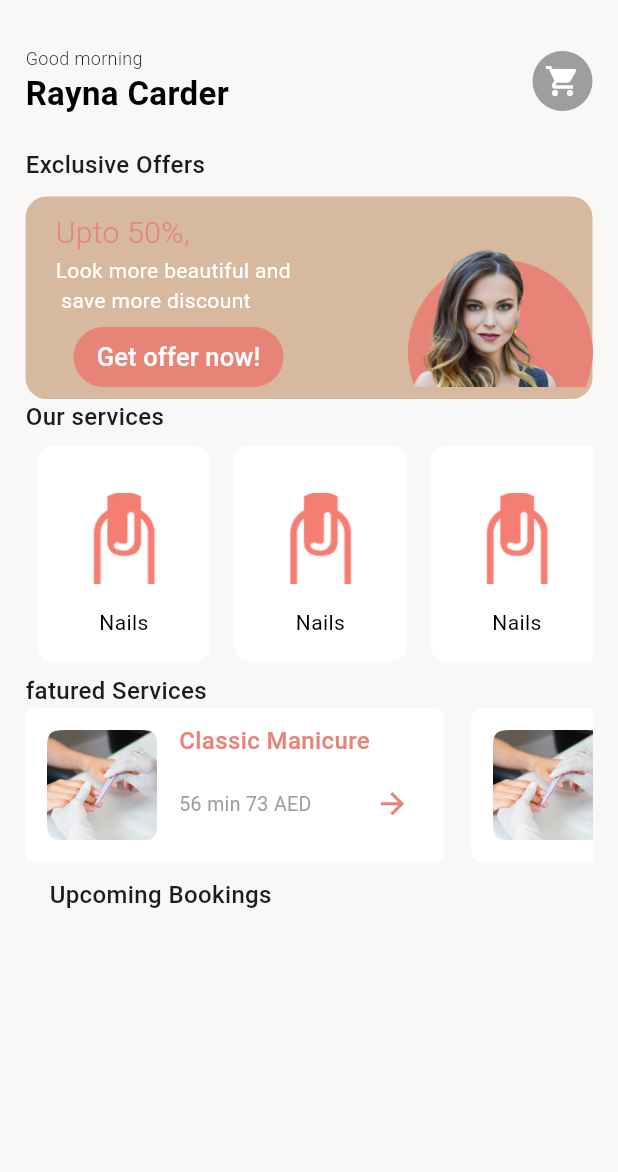
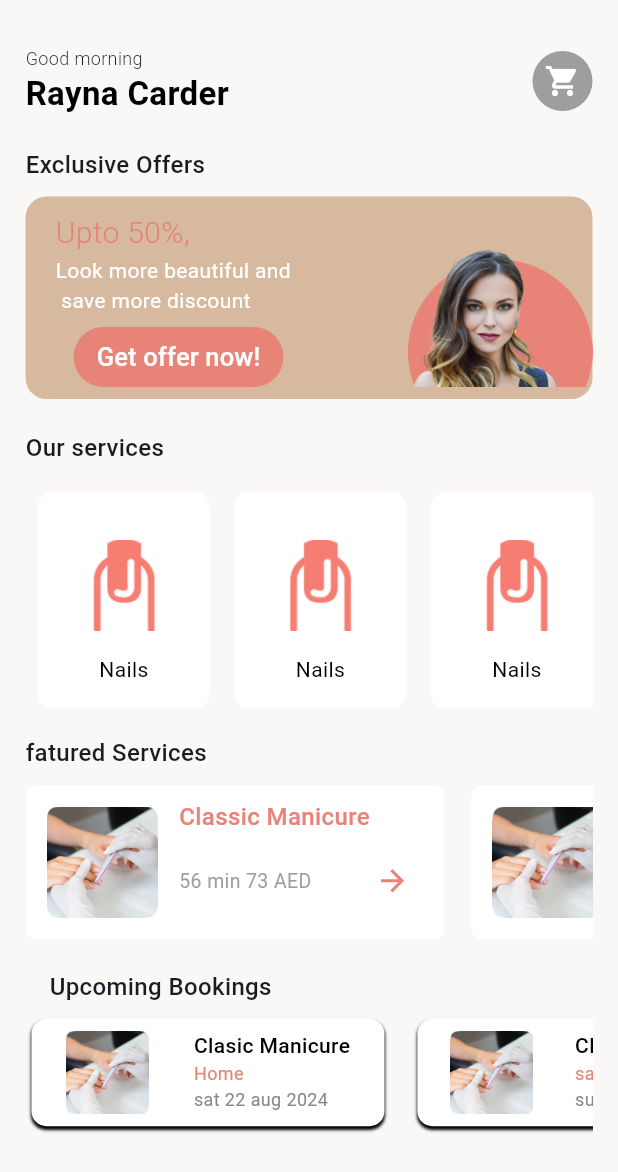
Before and after one commit to Shayanzahid227/LuciusBeautySalon-, a Flutter app: the Home_Screen_0 screen opened directly, on a phone screen of 412 x 824 dp. Shown: the top 1172 px of the screen. Run offline on Flutter 3.47's test engine with Material 3 defaults, Android fonts, the phone set to English and light mode, and no system bars; our stand-ins replace flutter_screenutil, google_fonts, table_calendar; missing offline and left inert: dart:ffi.

Commit message:
specific screen was good last time but mow idk why

```diff
--- a/lib/core/models/home_ourServices.dart
+++ b/lib/core/models/home_ourServices.dart
@@ -1,7 +1,7 @@
-class OurServices {
+class OurServicesModel {
   String? ImgUrl;
   String? tittle;
   // dont write required in  model requird is written only in custom widget
   // OurServices({required this.ImgUrl, this.tittle});
-  OurServices({this.ImgUrl, this.tittle});
+  OurServicesModel({this.ImgUrl, this.tittle});
 }
--- a/lib/core/models/home_upcooming.dart
+++ b/lib/core/models/home_upcooming.dart
@@ -1,8 +1,9 @@
 //************ upcooming services  *********
-class Upcommingservices {
+class UpcommingservicesModel {
   String? imgUrl;
   String? tittle;
   String? pageRoute;
   String? timePrice;
-  Upcommingservices({this.imgUrl, this.pageRoute, this.timePrice, this.tittle});
+  UpcommingservicesModel(
+      {this.imgUrl, this.pageRoute, this.timePrice, this.tittle});
 }
--- a/lib/main.dart
+++ b/lib/main.dart
@@ -5,6 +5,7 @@ import 'package:figma_creation_task/ui/screens/Lucious/details/details.dart';
 import 'package:figma_creation_task/ui/screens/Lucious/home%20screen/1home_screen.dart';
 import 'package:figma_creation_task/ui/screens/Lucious/home%20screen/Home_MVVM.dart';
 import 'package:figma_creation_task/ui/screens/Lucious/profileScreen/ProfileScreen.dart';
+import 'package:figma_creation_task/ui/screens/Lucious/specificScreen.dart/SpecificServices.dart';
 import 'package:figma_creation_task/ui/screens/Lucious/splash%20screen.dart';
 import 'package:figma_creation_task/ui/screens/figma02/home_screen.dart';
 import 'package:figma_creation_task/ui/screens/root/AgainRootScreen.dart';
@@ -38,7 +39,7 @@ class MyApp extends StatelessWidget {
         child: MaterialApp(
             debugShowCheckedModeBanner: false,
             theme: ThemeData(scaffoldBackgroundColor: Color(0xffFAF8F6)),
-            home: RootScreenAgain_00()),
+            home: SpecificServicesScreen_0()),
       ),
     );
   }
--- a/lib/ui/custom_widgets/2featurservices.dart
+++ b/lib/ui/custom_widgets/2featurservices.dart
@@ -22,7 +22,7 @@ class FeatureServiceCustomWidget_2 extends StatelessWidget {
     double screenwidth = MediaQuery.of(context).size.width;
     double screeheight = MediaQuery.of(context).size.height;
     return Container(
-      height: 90.h,
+      height: 87.h,
       width: 267.w,
       decoration: BoxDecoration(
         color: Color(0xfffffffff),
@@ -33,7 +33,7 @@ class FeatureServiceCustomWidget_2 extends StatelessWidget {
           Padding(
             padding: EdgeInsets.only(left: 10.0),
             child: Image(
-              height: screeheight * 0.089,
+              height: screeheight * 0.09,
               width: screenwidth * 0.2,
               image: AssetImage(
                 "${object_feturservices_2.imgUrl}",
--- a/lib/ui/custom_widgets/OurServices.dart
+++ b/lib/ui/custom_widgets/OurServices.dart
@@ -6,7 +6,7 @@ import 'package:flutter/material.dart';
 // ignore: must_be_immutable
 class OurServicessContainer extends StatelessWidget {
   // last name after = is class name present in modle folder
-  OurServices Object_ourservices = OurServices();
+  OurServicesModel Object_ourservices = OurServicesModel();
 
   // final String title;
   // final String imagePath;
--- a/lib/ui/custom_widgets/UpComingBooking.dart
+++ b/lib/ui/custom_widgets/UpComingBooking.dart
@@ -1,18 +1,21 @@
 import 'package:figma_creation_task/core/models/home_upcooming.dart';
+import 'package:figma_creation_task/ui/screens/Lucious/authentication%20screen/login_screen.dart';
 import 'package:flutter/material.dart';
+import 'package:flutter_screenutil/flutter_screenutil.dart';
 
 ///// upcoming bookings category container for reusaiblity
 
 // ignore: must_be_immutable
-class UpComingBookingContainer extends StatelessWidget {
-  Upcommingservices object_upcomingservices = Upcommingservices();
+class UpComingBookingCustomContainer extends StatelessWidget {
+  UpcommingservicesModel object_upcomingservices = UpcommingservicesModel();
 
   // final String title;
   // final String imagePath;
   // final String meddletitle;
   // final String belowtitle;
 
-  UpComingBookingContainer({super.key, required this.object_upcomingservices
+  UpComingBookingCustomContainer(
+      {super.key, required this.object_upcomingservices
       // required this.title,
       // required this.imagePath,
       // required this.meddletitle,
@@ -24,11 +27,18 @@ class UpComingBookingContainer extends StatelessWidget {
     return Stack(
       children: [
         Container(
-          margin: const EdgeInsets.all(8),
-          height: 120,
-          width: 235,
-          padding: const EdgeInsets.all(8.0),
+          margin: const EdgeInsets.only(left: 4),
+          height: 74.h,
+          width: 225.w,
+          padding: EdgeInsets.all(8.0),
           decoration: BoxDecoration(
+            boxShadow: [
+              BoxShadow(
+                  color: Colors.black,
+                  offset: const Offset(0.1, 2),
+                  blurRadius: 1.r,
+                  spreadRadius: 0)
+            ],
             color: const Color(0xfffffffff),
             borderRadius: BorderRadius.circular(10),
           ),
@@ -39,30 +49,31 @@ class UpComingBookingContainer extends StatelessWidget {
                 children: [
                   Image.asset(
                     "${object_upcomingservices.imgUrl}",
-                    scale: 3.5,
+                    scale: 3,
                   ),
                 ],
               ),
               Column(
+                crossAxisAlignment: CrossAxisAlignment.start,
                 children: [
+                  Text(
+                    "${object_upcomingservices.tittle}",
+                    style: const TextStyle(
+                        fontSize: 14,
+                        fontWeight: FontWeight.w500,
+                        color: Color(0xfff000000)),
+                  ),
                   Text(
                     "${object_upcomingservices.pageRoute}",
                     style: const TextStyle(
-                        fontSize: 16,
-                        fontWeight: FontWeight.w500,
-                        color: Color(0xfffe78377)),
-                  ),
-                  Text(
-                    "${object_upcomingservices.tittle}",
-                    style: const TextStyle(
-                        fontSize: 13,
+                        fontSize: 12,
                         fontWeight: FontWeight.w400,
                         color: Color(0xfffe78477)),
                   ),
                   Text(
                     "${object_upcomingservices.timePrice}",
                     style: const TextStyle(
-                        fontSize: 13,
+                        fontSize: 12,
                         fontWeight: FontWeight.w400,
                         color: Color(0xfff888888)),
                   )
--- a/lib/ui/screens/Lucious/home screen/1home_screen.dart
+++ b/lib/ui/screens/Lucious/home screen/1home_screen.dart
@@ -3,11 +3,14 @@ import 'package:figma_creation_task/core/models/2home_fetuerdServices.dart';
 import 'package:figma_creation_task/ui/custom_widgets/2featurservices.dart';
 
 import 'package:figma_creation_task/ui/custom_widgets/OurServices.dart';
+import 'package:figma_creation_task/ui/custom_widgets/UpComingBooking.dart';
 import 'package:figma_creation_task/ui/custom_widgets/bottom_navigator_bar/naviagator_bar.dart';
 import 'package:figma_creation_task/ui/screens/Lucious/all_services/all_servicess.dart';
+import 'package:figma_creation_task/ui/screens/Lucious/bookings/booking.dart';
 import 'package:figma_creation_task/ui/screens/Lucious/details/details.dart';
 
 import 'package:figma_creation_task/ui/screens/Lucious/home%20screen/Home_MVVM.dart';
+import 'package:figma_creation_task/ui/screens/Lucious/specificScreen.dart/SpecificServices.dart';
 
 import 'package:figma_creation_task/ui/screens/Lucious/test.dart';
 import 'package:figma_creation_task/ui/screens/test/qqqq.dart';
@@ -146,6 +149,9 @@ class _Home_Screen_0State extends State<Home_Screen_0> {
                     ],
                   ),
                 ),
+                SizedBox(
+                  height: 22.h,
+                ),
                 // Row(
                 //   mainAxisAlignment: MainAxisAlignment.spaceAround,
                 //   children: [
@@ -180,6 +186,9 @@ class _Home_Screen_0State extends State<Home_Screen_0> {
                   style: TextStyle(fontSize: 16, fontWeight: FontWeight.w500),
                 ),
                 SizedBox(
+                  height: 10,
+                ),
+                SizedBox(
                     height: 160,
                     child: ListView.builder(
                       shrinkWrap: true,
@@ -198,6 +207,9 @@ class _Home_Screen_0State extends State<Home_Screen_0> {
                         );
                       },
                     )),
+                SizedBox(
+                  height: 10,
+                ),
                 //     children: const [
                 //       ourservicessContainer(
                 //         title: "Nails",
@@ -242,6 +254,9 @@ class _Home_Screen_0State extends State<Home_Screen_0> {
                   ),
                 ),
                 SizedBox(
+                  height: 10,
+                ),
+                SizedBox(
                   height: 103,
                   child: ListView.builder(
                     shrinkWrap: true,
@@ -257,7 +272,8 @@ class _Home_Screen_0State extends State<Home_Screen_0> {
                               Navigator.push(
                                   context,
                                   MaterialPageRoute(
-                                      builder: (context) => All_Servicess_0()));
+                                      builder: (context) =>
+                                          SpecificServicesScreen_0()));
                             },
                             child: FeatureServiceCustomWidget_2(
                                 object_feturservices_2:
@@ -278,6 +294,9 @@ class _Home_Screen_0State extends State<Home_Screen_0> {
                     //   ),
                   ),
                 ),
+                SizedBox(
+                  height: 10,
+                ),
                 const Padding(
                   padding: EdgeInsets.only(left: 16.0, top: 10),
                   child: Row(
@@ -291,10 +310,31 @@ class _Home_Screen_0State extends State<Home_Screen_0> {
                   ),
                 ),
                 SizedBox(
+                  height: 10,
+                ),
+                SizedBox(
                   height: 110,
-                  child: ListView(
+                  child: ListView.builder(
                     shrinkWrap: true,
                     scrollDirection: Axis.horizontal,
+                    itemCount: model.listupcoming.length,
+                    itemBuilder: (BuildContext context, int index) {
+                      return Padding(
+                        padding: const EdgeInsets.only(right: 18.0),
+                        child: GestureDetector(
+                          onTap: () {
+                            Navigator.push(
+                                context,
+                                MaterialPageRoute(
+                                    builder: (context) => bookings_0()));
+                          },
+                          child: UpComingBookingCustomContainer(
+                              object_upcomingservices:
+                                  model.listupcoming[index]),
+                        ),
+                      );
+                    },
+
                     // children: const [
                     //   UpcomingBookingContainer(
                     //       title: "Classic Manicure",
--- a/lib/ui/screens/Lucious/home screen/Home_MVVM.dart
+++ b/lib/ui/screens/Lucious/home screen/Home_MVVM.dart
@@ -47,27 +47,52 @@ class Homeviewmodel extends BaseViewModel {
     //     tittle: "shfb", imgUrl: "$staticAssets/details.png", timePrice: "hbd"),
   ];
 //*****************    our services   *****************/
-  List<OurServices> listOurServices = [
-    OurServices(ImgUrl: "$staticAssets/nails1.png", tittle: "Nails"),
-    OurServices(ImgUrl: "$staticAssets/nails1.png", tittle: "Nails"),
-    OurServices(ImgUrl: "$staticAssets/nails1.png", tittle: "Nails"),
-    OurServices(ImgUrl: "$staticAssets/nails1.png", tittle: "Nails"),
-    OurServices(ImgUrl: "$staticAssets/nails1.png", tittle: "Nails"),
-    OurServices(ImgUrl: "$staticAssets/nails1.png", tittle: "Nails"),
-    OurServices(ImgUrl: "$staticAssets/nails1.png", tittle: "Nails"),
-    OurServices(ImgUrl: "$staticAssets/nails1.png", tittle: "Nails"),
-    OurServices(ImgUrl: "$staticAssets/nails1.png", tittle: "Nails"),
-    OurServices(ImgUrl: "$staticAssets/nails1.png", tittle: "Nails"),
-    OurServices(ImgUrl: "$staticAssets/nails1.png", tittle: "Nails"),
-    OurServices(ImgUrl: "$staticAssets/nails1.png", tittle: "Nails"),
-    OurServices(ImgUrl: "$staticAssets/nails1.png", tittle: "Nails"),
+  List<OurServicesModel> listOurServices = [
+    OurServicesModel(ImgUrl: "$staticAssets/nails1.png", tittle: "Nails"),
+    OurServicesModel(ImgUrl: "$staticAssets/nails1.png", tittle: "Nails"),
+    OurServicesModel(ImgUrl: "$staticAssets/nails1.png", tittle: "Nails"),
+    OurServicesModel(ImgUrl: "$staticAssets/nails1.png", tittle: "Nails"),
+    OurServicesModel(ImgUrl: "$staticAssets/nails1.png", tittle: "Nails"),
+    OurServicesModel(ImgUrl: "$staticAssets/nails1.png", tittle: "Nails"),
+    OurServicesModel(ImgUrl: "$staticAssets/nails1.png", tittle: "Nails"),
+    OurServicesModel(ImgUrl: "$staticAssets/nails1.png", tittle: "Nails"),
+    OurServicesModel(ImgUrl: "$staticAssets/nails1.png", tittle: "Nails"),
+    OurServicesModel(ImgUrl: "$staticAssets/nails1.png", tittle: "Nails"),
+    OurServicesModel(ImgUrl: "$staticAssets/nails1.png", tittle: "Nails"),
+    OurServicesModel(ImgUrl: "$staticAssets/nails1.png", tittle: "Nails"),
+    OurServicesModel(ImgUrl: "$staticAssets/nails1.png", tittle: "Nails"),
   ];
   //*****************  upcooming services  *****************/
-  List<Upcommingservices> listupcoming = [
-    Upcommingservices(
+  List<UpcommingservicesModel> listupcoming = [
+    UpcommingservicesModel(
         imgUrl: "$staticAssets/details.png",
-        tittle: "hds",
-        pageRoute: "eedfe",
-        timePrice: "eeee")
+        tittle: "Clasic Manicure",
+        pageRoute: "Home",
+        timePrice: "sat 22 aug 2024"),
+    UpcommingservicesModel(
+        imgUrl: "$staticAssets/details.png",
+        tittle: "Classic Padicure",
+        pageRoute: "salon",
+        timePrice: "sun 23 aug 2024"),
+    UpcommingservicesModel(
+        imgUrl: "$staticAssets/details.png",
+        tittle: "Clasic Manicure",
+        pageRoute: "Home",
+        timePrice: "sat 22 aug 2024"),
+    UpcommingservicesModel(
+        imgUrl: "$staticAssets/details.png",
+        tittle: "Classic Padicure",
+        pageRoute: "salon",
+        timePrice: "sun 23 aug 2024"),
+    UpcommingservicesModel(
+        imgUrl: "$staticAssets/details.png",
+        tittle: "Clasic Manicure",
+        pageRoute: "Home",
+        timePrice: "sat 22 aug 2024"),
+    UpcommingservicesModel(
+        imgUrl: "$staticAssets/details.png",
+        tittle: "Classic Padicure",
+        pageRoute: "salon",
+        timePrice: "sun 23 aug 2024")
   ];
 }
--- a/lib/ui/screens/Lucious/specificScreen.dart/SpecificServices.dart
+++ b/lib/ui/screens/Lucious/specificScreen.dart/SpecificServices.dart
@@ -1,5 +1,6 @@
 import 'package:figma_creation_task/ui/custom_widgets/circularButton.dart';
 import 'package:figma_creation_task/ui/custom_widgets/specific.dart';
+import 'package:figma_creation_task/ui/screens/Lucious/details/details.dart';
 
 import 'package:figma_creation_task/ui/screens/Lucious/specificScreen.dart/SpecificMVVM.dart';
 import 'package:flutter/material.dart';
@@ -78,7 +79,7 @@ class _SpecificServicesScreen_0State extends State<SpecificServicesScreen_0> {
                                 context,
                                 MaterialPageRoute(
                                     builder: (context) =>
-                                        const SpecificServicesScreen_0()));
+                                        const detaailScreen_0()));
                           },
                           child: SpecificServicesCustomWidget(
                               object_specificServices:
```
Also changed, not shown: lib/ui/screens/Lucious/NewUpComingBooking.dart (deleted, +0 -83 lines), lib/ui/screens/Lucious/Newfeaturservices.dart (added, +83 -0 lines), lib/ui/screens/Lucious/all_services/all_servicess.dart (+7 -1 lines), lib/ui/screens/root/AgainRootModel.dart (deleted, +0 -28 lines), lib/ui/screens/root/AgainRootScreen.dart (+120 -121 lines), lib/template.dart (renamed from lib/ui/screens/root/okkkk.dart).
